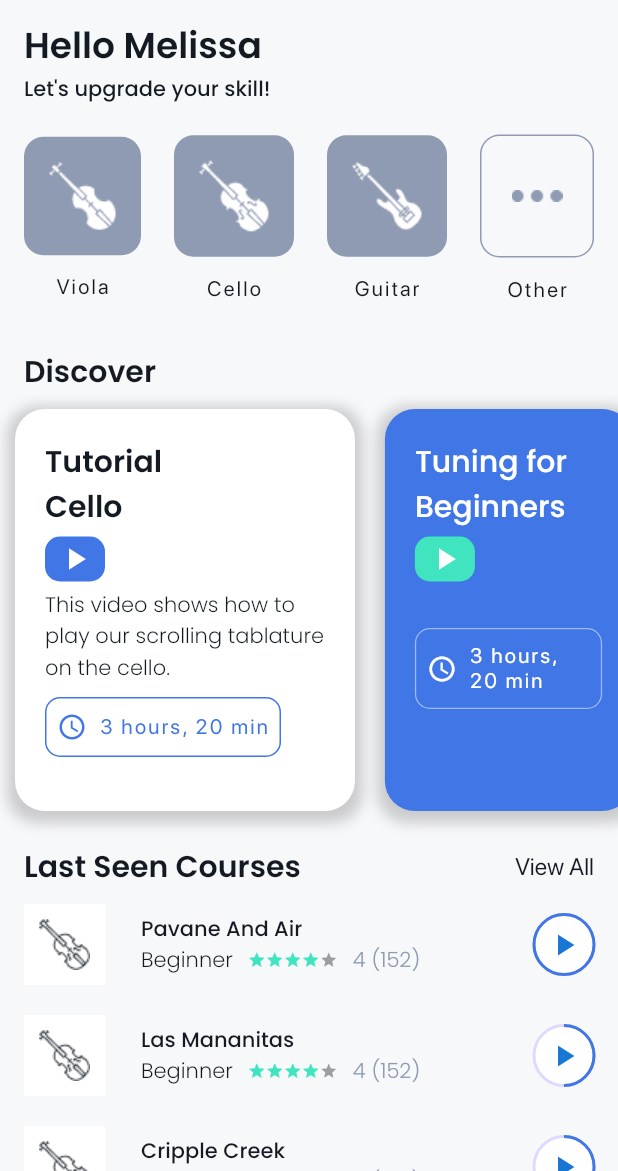
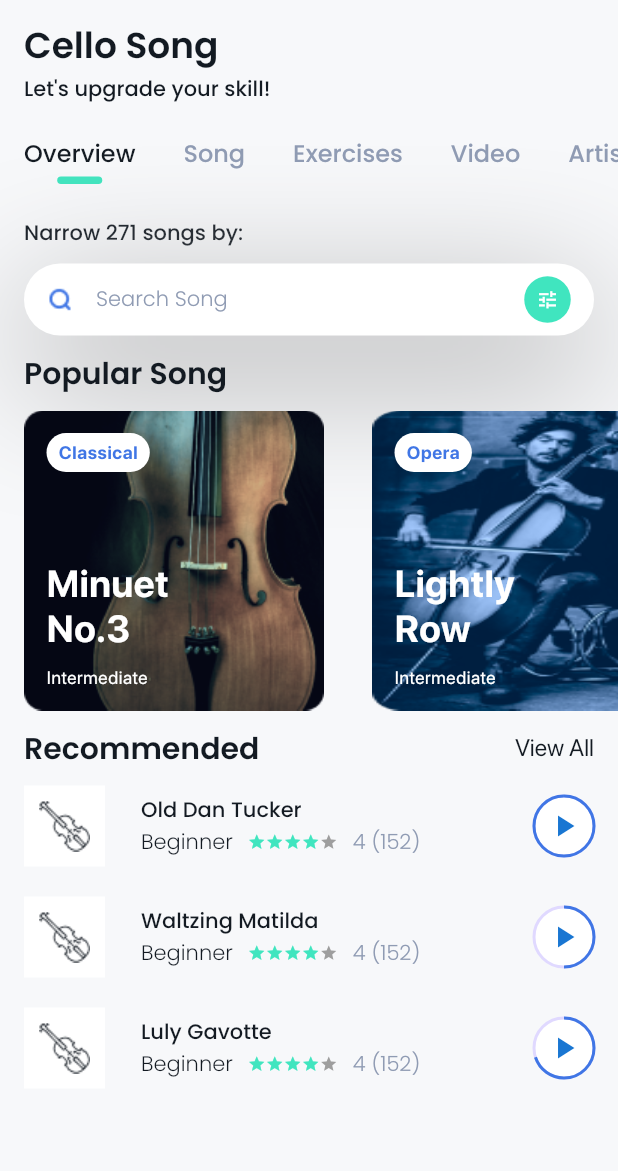
Before and after one commit to ahmetsarac/stringclub, a Flutter app: the screen it shows after launch, on a phone screen of 412 x 824 dp, the part 65-1236 px from its top. Run offline on Flutter 3.47's test engine with Material 2 defaults, Android fonts, the phone set to English and light mode, and no system bars.

Commit message:
Instrument View was added.

```diff
--- a/lib/main.dart
+++ b/lib/main.dart
@@ -1,4 +1,5 @@
 import 'package:flutter/material.dart';
+import 'views/instrument_view.dart';
 import 'views/login_view.dart';
 import 'views/home_view.dart';
 
@@ -49,7 +50,7 @@ class StringClub extends StatelessWidget {
           ),
         ),
       ),
-      home: const HomeView(),
+      home: const InstrumentView(),
     );
   }
 }
--- a/lib/views/home_view.dart
+++ b/lib/views/home_view.dart
@@ -1,8 +1,9 @@
 import 'package:flutter/material.dart';
 
+import '../widgets/common/top_text.dart';
+import '../widgets/common/views_app_bar.dart';
 import '../widgets/home_view/course_item.dart';
 import '../widgets/home_view/discover_item.dart';
-import '../widgets/home_view/home_view_app_bar.dart';
 import '../widgets/home_view/instrument_item.dart';
 
 class HomeView extends StatelessWidget {
@@ -11,28 +12,13 @@ class HomeView extends StatelessWidget {
   @override
   Widget build(BuildContext context) {
     return Scaffold(
-      appBar: const HomeViewAppBar(),
+      appBar: const ViewsAppBar(),
       backgroundColor: const Color(0xFFF7F8FA),
-      body: SizedBox.expand(
-        child: SingleChildScrollView(
+      body: SingleChildScrollView(
         child: Column(
           crossAxisAlignment: CrossAxisAlignment.start,
           children: [
-              Padding(
-                padding: const EdgeInsets.symmetric(horizontal: 16.0),
-                child: Text(
-                  'Hello Melissa',
-                  style: Theme.of(context).textTheme.headlineLarge,
-                ),
-              ),
-              Padding(
-                padding: const EdgeInsets.symmetric(horizontal: 16.0),
-                child: Text(
-                  'Let\'s upgrade your skill!',
-                  style: Theme.of(context).textTheme.bodyMedium,
-                ),
-              ),
-              const SizedBox(height: 20.0),
+            const TopText('Hello Melissa', 'Let\'s upgrade your skill!'),
             Padding(
               padding: const EdgeInsets.symmetric(horizontal: 16.0),
               child: Row(
@@ -84,7 +70,7 @@ class HomeView extends StatelessWidget {
             Padding(
               padding: const EdgeInsets.symmetric(horizontal: 16.0),
               child: Column(
-                  children: [
+                children: const [
                   // Course Item
                   CourseItem('Pavane And Air', 1),
                   CourseItem('Las Mananitas', 0.5),
@@ -95,7 +81,6 @@ class HomeView extends StatelessWidget {
           ],
         ),
       ),
-      ),
     );
   }
 }
--- /dev/null
+++ b/lib/views/instrument_view.dart
@@ -0,0 +1,82 @@
+import 'package:flutter/material.dart';
+
+import '../widgets/common/search_input.dart';
+import '../widgets/common/top_text.dart';
+import '../widgets/common/views_app_bar.dart';
+import '../widgets/home_view/course_item.dart';
+import '../widgets/instrument_view/horizontal_scroll_menu.dart';
+import '../widgets/instrument_view/song_item.dart';
+
+class InstrumentView extends StatefulWidget {
+  const InstrumentView({Key? key}) : super(key: key);
+
+  @override
+  State<InstrumentView> createState() => _InstrumentViewState();
+}
+
+class _InstrumentViewState extends State<InstrumentView> {
+  @override
+  Widget build(BuildContext context) {
+    return Scaffold(
+      appBar: const ViewsAppBar(),
+      backgroundColor: const Color(0xFFF7F8FA),
+      body: SingleChildScrollView(
+        child: Column(
+          crossAxisAlignment: CrossAxisAlignment.start,
+          children: [
+            const TopText('Cello Song', 'Let\'s upgrade your skill!'),
+            const HorizontalScrollMenu(),
+            const SearchInput(),
+            Padding(
+              padding:
+                  const EdgeInsets.symmetric(horizontal: 16.0, vertical: 10.0),
+              child: Text(
+                'Popular Song',
+                style: Theme.of(context).textTheme.headlineMedium,
+              ),
+            ),
+            SingleChildScrollView(
+              scrollDirection: Axis.horizontal,
+              child: Row(
+                children: const [
+                  SongItem('assets/images/song1_bg.png', 'Classical',
+                      'Minuet\nNo.3', 'Intermediate'),
+                  SongItem('assets/images/song2_bg.png', 'Opera',
+                      'Lightly\nRow', 'Intermediate'),
+                ],
+              ),
+            ),
+            Container(
+              margin: const EdgeInsets.only(bottom: 10.0, top: 10.0),
+              padding: const EdgeInsets.symmetric(horizontal: 16.0),
+              child: Row(
+                mainAxisAlignment: MainAxisAlignment.spaceBetween,
+                children: [
+                  Text(
+                    'Recommended',
+                    style: Theme.of(context).textTheme.headlineMedium,
+                  ),
+                  Text(
+                    'View All',
+                    style: Theme.of(context).textTheme.labelLarge,
+                  ),
+                ],
+              ),
+            ),
+            Padding(
+              padding: const EdgeInsets.symmetric(horizontal: 16.0),
+              child: Column(
+                children: const [
+                  // Course Item
+                  CourseItem('Old Dan Tucker', 1),
+                  CourseItem('Waltzing Matilda', 0.5),
+                  CourseItem('Luly Gavotte', 0.7),
+                ],
+              ),
+            ),
+          ],
+        ),
+      ),
+    );
+  }
+}
--- /dev/null
+++ b/lib/widgets/common/search_input.dart
@@ -0,0 +1,65 @@
+import 'package:flutter/material.dart';
+
+class SearchInput extends StatelessWidget {
+  const SearchInput({Key? key}) : super(key: key);
+
+  @override
+  Widget build(BuildContext context) {
+    return Padding(
+      padding: const EdgeInsets.symmetric(horizontal: 16.0),
+      child: Column(
+        crossAxisAlignment: CrossAxisAlignment.start,
+        children: [
+          const Text('Narrow 271 songs by:'),
+          const SizedBox(
+            height: 10,
+          ),
+          Container(
+            decoration: const BoxDecoration(
+              boxShadow: [
+                BoxShadow(
+                  color: Colors.grey,
+                  blurRadius: 80,
+                  offset: Offset(0, 25),
+                )
+              ],
+            ),
+            child: TextField(
+              decoration: InputDecoration(
+                contentPadding: EdgeInsets.zero,
+                prefixIcon: Image.asset('assets/images/search_input_icon.png'),
+                suffixIcon: Align(
+                  widthFactor: 2.0,
+                  child: Container(
+                    padding: const EdgeInsets.all(8.0),
+                    decoration: BoxDecoration(
+                        color: const Color(0xFF40E5BF),
+                        borderRadius: BorderRadius.circular(30.0)),
+                    child: InkWell(
+                      onTap: () {},
+                      child: const Icon(
+                        Icons.tune,
+                        size: 15,
+                        color: Colors.white,
+                      ),
+                    ),
+                  ),
+                ),
+                filled: true,
+                fillColor: Colors.white,
+                hintText: 'Search Song',
+                hintStyle: Theme.of(context).textTheme.bodySmall!.copyWith(
+                      color: const Color(0xFF8F9BB3),
+                    ),
+                border: OutlineInputBorder(
+                  borderRadius: BorderRadius.circular(100.0),
+                  borderSide: BorderSide.none,
+                ),
+              ),
+            ),
+          ),
+        ],
+      ),
+    );
+  }
+}
--- /dev/null
+++ b/lib/widgets/common/top_text.dart
@@ -0,0 +1,31 @@
+import 'package:flutter/material.dart';
+
+class TopText extends StatelessWidget {
+  final String title;
+  final String subtitle;
+  const TopText(this.title, this.subtitle, {Key? key}) : super(key: key);
+
+  @override
+  Widget build(BuildContext context) {
+    return Column(
+      crossAxisAlignment: CrossAxisAlignment.start,
+      children: [
+        Padding(
+          padding: const EdgeInsets.symmetric(horizontal: 16.0),
+          child: Text(
+            title,
+            style: Theme.of(context).textTheme.headlineLarge,
+          ),
+        ),
+        Padding(
+          padding: const EdgeInsets.symmetric(horizontal: 16.0),
+          child: Text(
+            subtitle,
+            style: Theme.of(context).textTheme.bodyMedium,
+          ),
+        ),
+        const SizedBox(height: 20.0),
+      ],
+    );
+  }
+}
--- a/lib/widgets/home_view/home_view_app_bar.dart
+++ b/lib/widgets/common/views_app_bar.dart
@@ -1,7 +1,7 @@
 import 'package:flutter/material.dart';
 
-class HomeViewAppBar extends StatelessWidget implements PreferredSizeWidget {
-  const HomeViewAppBar({
+class ViewsAppBar extends StatelessWidget implements PreferredSizeWidget {
+  const ViewsAppBar({
     Key? key,
   }) : super(key: key);
 
--- a/lib/widgets/home_view/course_item.dart
+++ b/lib/widgets/home_view/course_item.dart
@@ -83,7 +83,7 @@ class CourseItem extends StatelessWidget {
                   height: 40,
                   child: CircularProgressIndicator(
                     strokeWidth: 2,
-                    color: Color(0xFF4076E5),
+                    color: const Color(0xFF4076E5),
                     value: progress, // Change this value to update the progress
                   ),
                 ),
--- /dev/null
+++ b/lib/widgets/instrument_view/horizontal_scroll_menu.dart
@@ -0,0 +1,76 @@
+import 'package:flutter/material.dart';
+
+class HorizontalScrollMenu extends StatefulWidget {
+  const HorizontalScrollMenu({Key? key}) : super(key: key);
+
+  @override
+  State<HorizontalScrollMenu> createState() => _HorizontalScrollMenuState();
+}
+
+class _HorizontalScrollMenuState extends State<HorizontalScrollMenu> {
+  final menuList = const [
+    'Overview',
+    'Song',
+    'Exercises',
+    'Video',
+    'Artist',
+    'Exercises',
+    'Video',
+    'Artist'
+  ];
+
+  int _selectedIndex = 0;
+
+  @override
+  Widget build(BuildContext context) {
+    return SizedBox(
+      height: 55,
+      width: double.infinity,
+      child: ListView.builder(
+        shrinkWrap: true,
+        scrollDirection: Axis.horizontal,
+        itemCount: menuList.length,
+        itemBuilder: (context, index) {
+          return Container(
+            margin: const EdgeInsets.symmetric(horizontal: 8.0),
+            child: Column(
+              children: [
+                TextButton(
+                  style: TextButton.styleFrom(
+                    minimumSize: Size.zero,
+                    padding: const EdgeInsets.only(
+                        bottom: 4.0, right: 8.0, left: 8.0),
+                    tapTargetSize: MaterialTapTargetSize.shrinkWrap,
+                  ),
+                  child: Text(
+                    menuList[index],
+                    style: Theme.of(context).textTheme.bodyMedium!.copyWith(
+                          fontSize: 16,
+                          color: _selectedIndex == index
+                              ? const Color(0xFF131A22)
+                              : const Color(0xFF8F9BB3),
+                        ),
+                  ),
+                  onPressed: () {
+                    setState(() {
+                      _selectedIndex = index;
+                    });
+                  },
+                ),
+                if (_selectedIndex == index)
+                  Container(
+                    width: 30,
+                    height: 5,
+                    decoration: BoxDecoration(
+                      color: const Color(0xFF40E5BF),
+                      borderRadius: BorderRadius.circular(16.0),
+                    ),
+                  ),
+              ],
+            ),
+          );
+        },
+      ),
+    );
+  }
+}
--- /dev/null
+++ b/lib/widgets/instrument_view/song_item.dart
@@ -0,0 +1,84 @@
+import 'package:flutter/material.dart';
+
+class SongItem extends StatelessWidget {
+  final String imageUrl;
+  final String category;
+  final String title;
+  final String difficulty;
+
+  const SongItem(this.imageUrl, this.category, this.title, this.difficulty,
+      {Key? key})
+      : super(key: key);
+
+  @override
+  Widget build(BuildContext context) {
+    return Padding(
+      padding: const EdgeInsets.symmetric(horizontal: 16.0),
+      child: InkWell(
+        onTap: () {},
+        child: Stack(
+          children: [
+            Container(
+              width: 200,
+              height: 200,
+              decoration: BoxDecoration(
+                image: DecorationImage(
+                  fit: BoxFit.fill,
+                  image: AssetImage(imageUrl),
+                ),
+              ),
+            ),
+            Positioned(
+              top: 15,
+              left: 15,
+              child: Container(
+                padding: const EdgeInsets.symmetric(
+                  vertical: 6.0,
+                  horizontal: 8.0,
+                ),
+                decoration: BoxDecoration(
+                  color: Colors.white,
+                  borderRadius: BorderRadius.circular(20),
+                ),
+                child: Text(
+                  category,
+                  style: Theme.of(context).textTheme.labelSmall!.copyWith(
+                        fontWeight: FontWeight.w700,
+                        letterSpacing: 0.4,
+                        fontSize: 12,
+                        color: const Color(0xFF4076E5),
+                      ),
+                ),
+              ),
+            ),
+            Positioned(
+              bottom: 40,
+              left: 15,
+              child: Text(
+                title,
+                style: Theme.of(context).textTheme.labelSmall!.copyWith(
+                      fontWeight: FontWeight.w700,
+                      letterSpacing: 0.4,
+                      fontSize: 25,
+                      color: Colors.white,
+                    ),
+              ),
+            ),
+            Positioned(
+              bottom: 15,
+              left: 15,
+              child: Text(
+                difficulty,
+                style: Theme.of(context).textTheme.labelSmall!.copyWith(
+                      fontSize: 12,
+                      color: Colors.white,
+                      letterSpacing: 0.4,
+                    ),
+              ),
+            ),
+          ],
+        ),
+      ),
+    );
+  }
+}
```
Also changed, not shown: assets/images/search_input_icon.png (added), assets/images/song1_bg.png (added), assets/images/song2_bg.png (added). Lines whose indentation alone changed are shown as unchanged.
